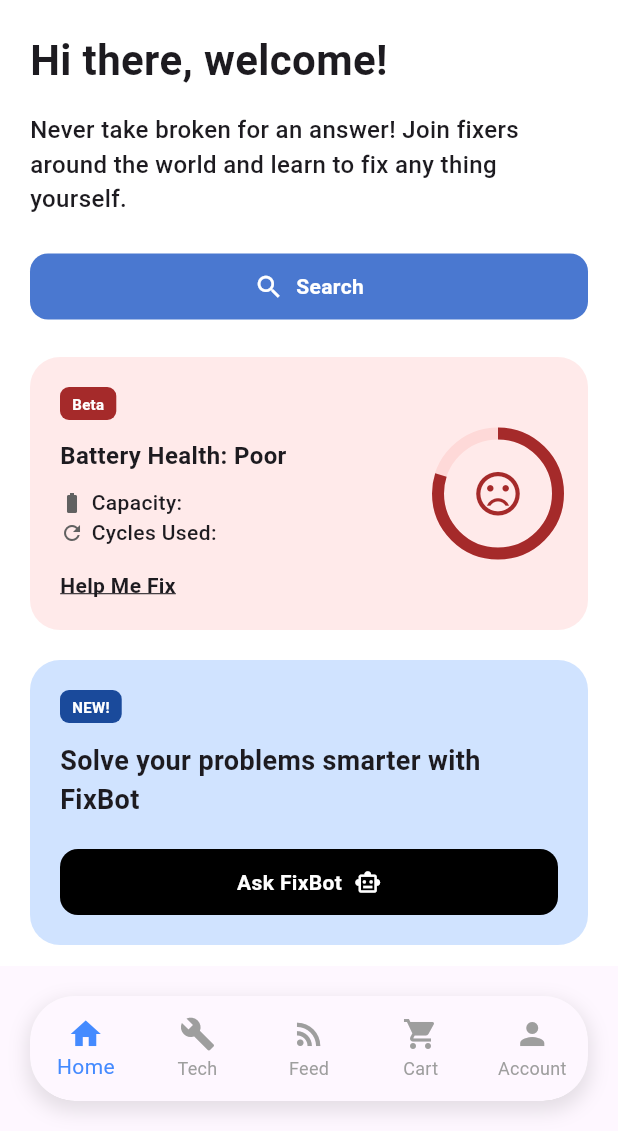
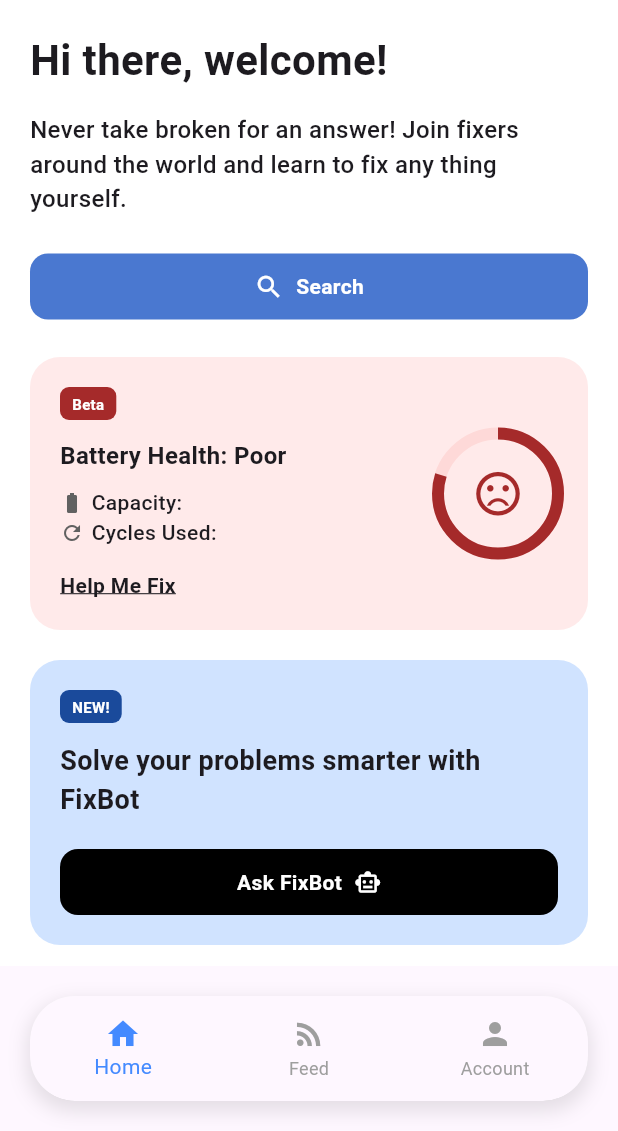
Before and after one commit to NueL72/mobodemo, a Flutter app: the MainNavigationWrapper screen opened directly, on a phone screen of 412 x 824 dp, the part 105-1236 px from its top. Run offline on Flutter 3.47's test engine with Material 3 defaults, Android fonts, the phone set to English and light mode, and no system bars; our stand-ins replace google_maps_flutter, image_picker.

Commit message:
navigation bar edit

```diff
--- a/lib/Customerpages/custome_firstPg.dart
+++ b/lib/Customerpages/custome_firstPg.dart
@@ -2,7 +2,7 @@
 import 'dart:io';
 import 'package:flutter/material.dart';
 import 'package:image_picker/image_picker.dart';
-import 'package:mobowiza/Customerpages/customer_page.dart';
+import 'package:mobowiza/Customerpages/customerLoc.dart';
 import 'AccountProfile.dart';
 void main() => runApp(const RepairApp());
 
--- a/lib/Customerpages/customerHome.dart
+++ b/lib/Customerpages/customerHome.dart
@@ -1,5 +1,5 @@
 import 'package:flutter/material.dart';
-import 'package:mobowiza/Customerpages/customer_page.dart';
+import 'package:mobowiza/Customerpages/customerLoc.dart';
 import 'AccountProfile.dart';
 
 void main() => runApp(const MaterialApp(
@@ -20,9 +20,9 @@ class _MainNavigationWrapperState extends State<MainNavigationWrapper> {
 
   final List<Widget> _pages = [
     const RepairBookingPage(),
-    const Center(child: Text("Technician Screen")),
+    // const Center(child: Text("Technician Screen")),
     const CustomerPage(),
-    const Center(child: Text("Cart Screen")),
+    // const Center(child: Text("Cart Screen")),
     const ProfileScreen(),
   ];
 
@@ -60,9 +60,9 @@ class _MainNavigationWrapperState extends State<MainNavigationWrapper> {
             showUnselectedLabels: true,
             items: const [
               BottomNavigationBarItem(icon: Icon(Icons.home), label: "Home"),
-              BottomNavigationBarItem(icon: Icon(Icons.build), label: "Tech"),
+              // BottomNavigationBarItem(icon: Icon(Icons.build), label: "Tech"),
               BottomNavigationBarItem(icon: Icon(Icons.rss_feed), label: "Feed"),
-              BottomNavigationBarItem(icon: Icon(Icons.shopping_cart), label: "Cart"),
+              // BottomNavigationBarItem(icon: Icon(Icons.shopping_cart), label: "Cart"),
               BottomNavigationBarItem(icon: Icon(Icons.person), label: "Account"),
             ],
           ),
```
Also changed, not shown: lib/Customerpages/customerLoc.dart (renamed from lib/Customerpages/customer_page.dart).
